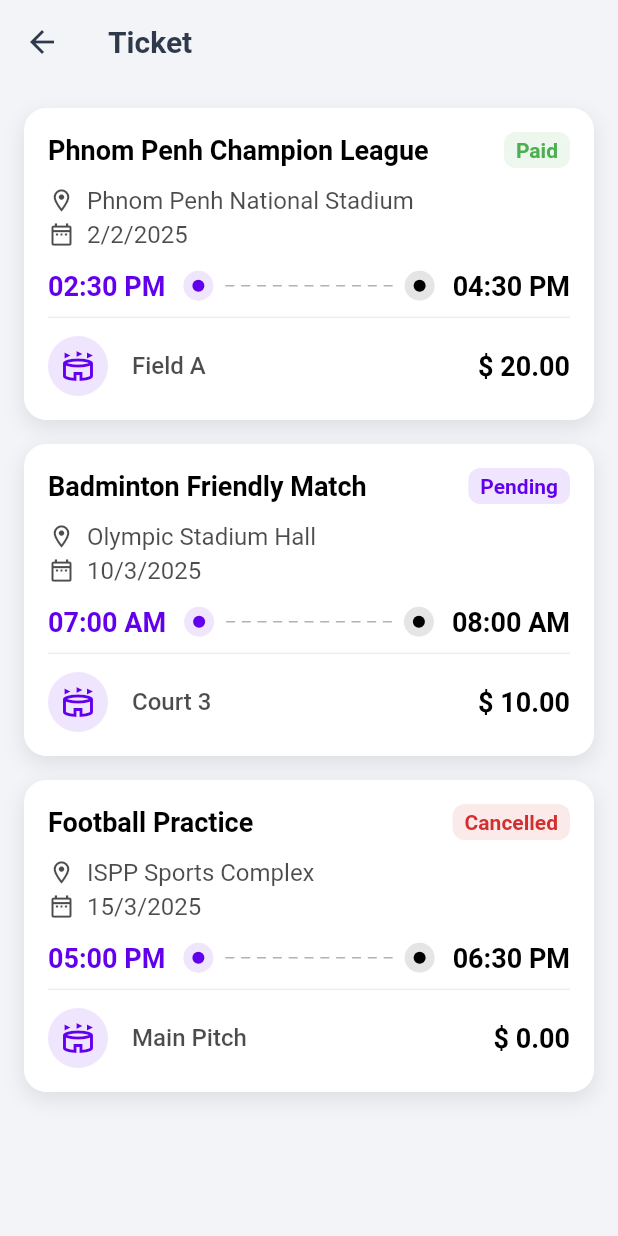
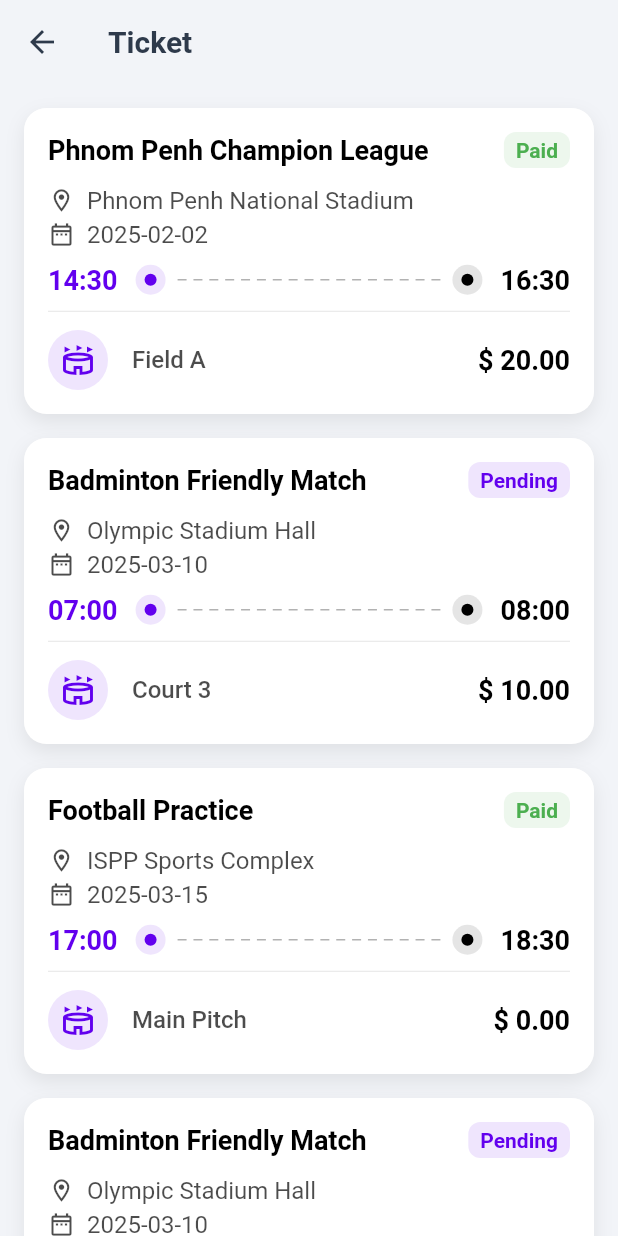
Before and after one commit to NONG-PHLOEUT-GITHUB/sports-venue-booking-app, a Flutter app: the TicketPage screen opened directly, on a phone screen of 412 x 824 dp. Run offline on Flutter 3.47's test engine with Material 3 defaults, Android fonts, the phone set to English and light mode, and no system bars; our stand-ins replace carousel_slider, dio, firebase_auth, firebase_core, get, get_storage and 3 more; missing offline and left inert: flutter_facebook_auth; accounts and stored records are empty; network calls fail.

Commit message:
clean code

```diff
--- a/frontend/lib/controllers/loading_controller.dart
+++ /dev/null
@@ -1,9 +0,0 @@
-import 'package:get/get.dart';
-
-class LoadingController extends GetxController {
-  var isLoading = false.obs;
-
-  void setLoading(bool value) {
-    isLoading.value = value;
-  }
-}
--- /dev/null
+++ b/frontend/lib/controllers/ticket_controller.dart
@@ -0,0 +1,30 @@
+import 'dart:convert';
+import 'package:flutter/services.dart';
+import 'package:get/get.dart';
+import '../models/ticket_model.dart';
+
+class TicketController extends GetxController {
+  var tickets = <TicketData>[].obs;
+  var isLoading = true.obs;
+
+  @override
+  void onInit() {
+    super.onInit();
+    loadTickets();
+  }
+
+  Future<void> loadTickets() async {
+    try {
+      isLoading.value = true;
+      final String response = await rootBundle.loadString('assets/data/ticket.json');
+      final List<dynamic> data = json.decode(response);
+      tickets.value = data.map((item) => TicketData.fromJson(item)).toList();
+    } catch (e) {
+      print("Error loading tickets: $e");
+    } finally {
+      isLoading.value = false;
+    }
+  }
+
+  int get ticketCount => tickets.length;
+}
--- a/frontend/lib/main.dart
+++ b/frontend/lib/main.dart
@@ -18,7 +18,6 @@ import 'package:get_storage/get_storage.dart';
 import 'firebase_options.dart';
 void main() async {
   WidgetsFlutterBinding.ensureInitialized();
-  // await Firebase.initializeApp();
   Get.put(ThemeController());
   Get.put(RegisterController());
   Get.put(LocaleController());
@@ -26,7 +25,7 @@ void main() async {
   Get.lazyPut(() => VenueListController());
   Get.lazyPut(() => ExploreVenueController());
 
-  await GetStorage.init();  // Await initialization here
+  await GetStorage.init();
   await Firebase.initializeApp(
     options: DefaultFirebaseOptions.currentPlatform,
   );
@@ -64,8 +63,6 @@ class _MyAppState extends State<MyApp> {
         home: const SplashScreen(),
       ),
       // home: const OtpVerificationPage(),
-      // home: const MainLayout(),
-      //test change
     );
   }
 }
--- a/frontend/lib/models/ticket_model.dart
+++ b/frontend/lib/models/ticket_model.dart
@@ -1,21 +1,34 @@
-class Ticket {
+class TicketData {
   final String eventName;
+  final String status;
   final String location;
   final String date;
   final String startTime;
   final String endTime;
-  final String status;
-  final String field;
+  final String fieldName;
   final double price;
 
-  Ticket({
+  TicketData({
     required this.eventName,
+    required this.status,
     required this.location,
     required this.date,
     required this.startTime,
     required this.endTime,
-    required this.status,
-    required this.field,
+    required this.fieldName,
     required this.price,
   });
+
+  factory TicketData.fromJson(Map<String, dynamic> json) {
+    return TicketData(
+      eventName: json['eventName'] ?? 'Unknown Event',
+      status: json['status'] ?? 'Pending',
+      location: json['location'] ?? 'N/A',
+      date: json['date'] ?? 'N/A',
+      startTime: json['startTime'] ?? 'N/A',
+      endTime: json['endTime'] ?? 'N/A',
+      fieldName: json['fieldName'] ?? 'N/A',
+      price: (json['price'] as num?)?.toDouble() ?? 0.0,
+    );
+  }
 }
--- a/frontend/lib/screens/ticket_screen.dart
+++ b/frontend/lib/screens/ticket_screen.dart
@@ -1,335 +1,132 @@
 import 'package:flutter/material.dart';
+import 'package:frontend/controllers/ticket_controller.dart';
 import 'package:frontend/l10n/app_localizations.dart';
+import 'package:frontend/models/ticket_model.dart';
 import 'package:get/get.dart';
-
-// Placeholder for your Ticket data model
-class TicketData {
-  final String eventName;
-  final String status;
-  final String location;
-  final String date;
-  final String startTime;
-  final String endTime;
-  final String fieldName;
-  final double price;
-
-  TicketData({
-    required this.eventName,
-    required this.status,
-    required this.location,
-    required this.date,
-    required this.startTime,
-    required this.endTime,
-    required this.fieldName,
-    required this.price,
-  });
-
-  // Example factory constructor for API data (replace with your actual API parsing)
-  factory TicketData.fromJson(Map<String, dynamic> json) {
-    return TicketData(
-      eventName: json['eventName'] ?? 'Unknown Event',
-      status: json['status'] ?? 'Pending',
-      location: json['location'] ?? 'N/A',
-      date: json['date'] ?? 'N/A',
-      startTime: json['startTime'] ?? 'N/A',
-      endTime: json['endTime'] ?? 'N/A',
-      fieldName: json['fieldName'] ?? 'N/A',
-      price: (json['price'] as num?)?.toDouble() ?? 0.0,
-    );
-  }
-}
-
-// Dummy data for demonstration
-final List<TicketData> dummyTickets = [
-  TicketData(
-    eventName: "Phnom Penh Champion League",
-    status: "Paid",
-    location: "Phnom Penh National Stadium",
-    date: "2/2/2025",
-    startTime: "02:30 PM",
-    endTime: "04:30 PM",
-    fieldName: "Field A",
-    price: 20.00,
-  ),
-  TicketData(
-    eventName: "Badminton Friendly Match",
-    status: "Pending",
-    location: "Olympic Stadium Hall",
-    date: "10/3/2025",
-    startTime: "07:00 AM",
-    endTime: "08:00 AM",
-    fieldName: "Court 3",
-    price: 10.00,
-  ),
-  TicketData(
-    eventName: "Football Practice",
-    status: "Cancelled",
-    location: "ISPP Sports Complex",
-    date: "15/3/2025",
-    startTime: "05:00 PM",
-    endTime: "06:30 PM",
-    fieldName: "Main Pitch",
-    price: 0.00, // Example of a free booking or cancelled
-  ),
-];
-
 class TicketPage extends StatelessWidget {
   TicketPage({super.key});
-
-  // This would typically come from an API call
-  final Future<List<TicketData>> _ticketsFuture = Future.value(dummyTickets);
+  final TicketController controller = Get.put(TicketController());
 
   @override
   Widget build(BuildContext context) {
-    return Scaffold(
-      appBar: AppBar(title: Text(AppLocalizations.of(context)!.ticket)),
-      body: FutureBuilder<List<TicketData>>(
-        future: _ticketsFuture, // Your API call future
-        builder: (context, snapshot) {
-          if (snapshot.connectionState == ConnectionState.waiting) {
-            return Center(child: CircularProgressIndicator());
-          } else if (snapshot.hasError) {
-            return Center(child: Text('Error: ${snapshot.error}'));
-          } else if (!snapshot.hasData || snapshot.data!.isEmpty) {
-            return Center(child: Text('No tickets found.'));
-          } else {
-            return ListView.builder(
-              itemCount: snapshot.data!.length,
-              padding: EdgeInsets.symmetric(vertical: 8.0, horizontal: 16.0),
-              itemBuilder: (context, index) {
-                return TicketView(ticket: snapshot.data![index]);
-              },
-            );
-          }
-        },
-      ),
-    );
-  }
-}
+    final theme = Theme.of(context);
+    const double padding = 16.0;
+    const double radius = 15.0;
 
-class TicketView extends StatelessWidget {
-  final TicketData ticket;
-  const TicketView({super.key, required this.ticket});
-
-  Color _getStatusColor(BuildContext context) {
-    final theme = Theme.of(context);
-    switch (ticket.status.toLowerCase()) {
+    Color getStatusColor(String status) {
+      switch (status.toLowerCase()) {
         case 'paid':
           return Colors.green;
         case 'pending':
-        return theme.colorScheme.primary; // Use theme's primary for pending
+          return theme.colorScheme.primary;
         case 'cancelled':
-        return theme.colorScheme.error; // Use theme's error for cancelled
+          return theme.colorScheme.error;
         default:
           return theme.colorScheme.onSurface.withOpacity(0.7);
       }
     }
 
-  @override
-  Widget build(BuildContext context) {
-    final theme = Theme.of(context);
-    final isDarkMode = theme.brightness == Brightness.dark;
+    Widget buildTimeDot(Color color) => Container(
+          padding: const EdgeInsets.all(6),
+          decoration: BoxDecoration(color: color.withOpacity(0.1), borderRadius: BorderRadius.circular(20)),
+          child: SizedBox(
+            height: 8,
+            width: 8,
+            child: DecoratedBox(decoration: BoxDecoration(color: color, borderRadius: BorderRadius.circular(5))),
+          ),
+        );
 
-    Color shadowColor;
-    if (isDarkMode) {
-      shadowColor = Colors.white.withOpacity(0.03); // More subtle in dark mode
-    } else {
-      shadowColor = Colors.black.withOpacity(0.08); // Standard in light mode
+    Widget dashedLine(Color color) {
+      return SizedBox(
+        height: 2,
+        child: LayoutBuilder(builder: (context, constraints) {
+          final dashWidth = 6.0;
+          final dashSpace = 4.0;
+          final dashCount = (constraints.maxWidth / (dashWidth + dashSpace)).floor();
+          return Flex(
+            direction: Axis.horizontal,
+            mainAxisAlignment: MainAxisAlignment.spaceBetween,
+            children: List.generate(dashCount, (_) => SizedBox(width: dashWidth, height: 1, child: DecoratedBox(decoration: BoxDecoration(color: color)))),
+          );
+        }),
+      );
     }
 
+    Widget ticketCard(TicketData ticket) {
+      final isDark = theme.brightness == Brightness.dark;
+      final shadowColor = isDark ? Colors.white.withOpacity(0.03) : Colors.black.withOpacity(0.08);
+
       return Card(
-      elevation: 0, // Control elevation via BoxShadow for more custom control
-      margin: const EdgeInsets.symmetric(vertical: 8.0),
-      shape: RoundedRectangleBorder(borderRadius: BorderRadius.circular(15)),
-      color: theme.colorScheme.surface, // Use theme surface color
+        elevation: 0,
+        margin: const EdgeInsets.symmetric(vertical: 8),
+        shape: RoundedRectangleBorder(borderRadius: BorderRadius.circular(radius)),
         child: Container(
           decoration: BoxDecoration(
             color: theme.colorScheme.surface,
-          borderRadius: BorderRadius.circular(15),
-          boxShadow: [
-            BoxShadow(
-              color: shadowColor,
-              spreadRadius: 1,
-              blurRadius: 10,
-              offset: const Offset(0, 5),
-            ),
-          ],
+            borderRadius: BorderRadius.circular(radius),
+            boxShadow: [BoxShadow(color: shadowColor, blurRadius: 10, offset: const Offset(0, 5))],
           ),
           child: Column(
-          children: <Widget>[
-            // Top Section - Event Name & Status
+            children: [
+              // Event Name & Status
               Padding(
-              padding: const EdgeInsets.fromLTRB(16, 16, 16, 8),
+                padding: const EdgeInsets.fromLTRB(padding, padding, padding, 8),
                 child: Row(
                   mainAxisAlignment: MainAxisAlignment.spaceBetween,
-                children: <Widget>[
+                  children: [
                     Expanded(
-                    child: Text(
-                      ticket.eventName,
-                      style: TextStyle(
-                        fontSize: 18,
-                        color: theme.colorScheme.onSurface,
-                        fontWeight: FontWeight.bold,
+                      child: Text(ticket.eventName, style: TextStyle(fontSize: 18, fontWeight: FontWeight.bold, color: theme.colorScheme.onSurface), maxLines: 2, overflow: TextOverflow.ellipsis),
                     ),
-                      maxLines: 2,
-                      overflow: TextOverflow.ellipsis,
-                    ),
-                  ),
-                  const SizedBox(width: 8),
                     Container(
-                    padding: const EdgeInsets.symmetric(
-                      horizontal: 8,
-                      vertical: 4,
-                    ),
-                    decoration: BoxDecoration(
-                      color: _getStatusColor(context).withOpacity(0.1),
-                      borderRadius: BorderRadius.circular(8),
-                    ),
-                    child: Text(
-                      ticket.status,
-                      style: TextStyle(
-                        fontSize: 14,
-                        color: _getStatusColor(context),
-                        fontWeight: FontWeight.bold,
-                      ),
-                    ),
+                      padding: const EdgeInsets.symmetric(horizontal: 8, vertical: 4),
+                      decoration: BoxDecoration(color: getStatusColor(ticket.status).withOpacity(0.1), borderRadius: BorderRadius.circular(8)),
+                      child: Text(ticket.status, style: TextStyle(fontSize: 14, fontWeight: FontWeight.bold, color: getStatusColor(ticket.status))),
                     ),
                   ],
                 ),
               ),
+              const SizedBox(height: 4),
 
-            // Location & Date Section
+              // Location & Date
               Padding(
-              padding: const EdgeInsets.symmetric(horizontal: 16, vertical: 4),
+                padding: const EdgeInsets.symmetric(horizontal: padding),
                 child: Column(
                   children: [
-                  Row(
-                    children: [
-                      Icon(
-                        Icons.location_on_outlined,
-                        color: theme.colorScheme.onSurface.withOpacity(0.7),
-                        size: 18,
-                      ),
-                      const SizedBox(width: 8),
-                      Expanded(
-                        child: Text(
-                          ticket.location,
-                          style: TextStyle(
-                            fontSize: 16,
-                            color: theme.colorScheme.onSurface.withOpacity(0.7),
-                          ),
-                        ),
-                      ),
-                    ],
-                  ),
+                    Row(children: [Icon(Icons.location_on_outlined, color: theme.colorScheme.onSurface.withOpacity(0.7), size: 18), const SizedBox(width: 8), Expanded(child: Text(ticket.location, style: TextStyle(color: theme.colorScheme.onSurface.withOpacity(0.7), fontSize: 16)))]),
                     const SizedBox(height: 4),
-                  Row(
-                    children: [
-                      Icon(
-                        Icons.date_range_outlined,
-                        color: theme.colorScheme.onSurface.withOpacity(0.7),
-                        size: 18,
-                      ),
-                      const SizedBox(width: 8),
-                      Text(
-                        ticket.date,
-                        style: TextStyle(
-                          fontSize: 16,
-                          color: theme.colorScheme.onSurface.withOpacity(0.7),
-                        ),
-                      ),
-                    ],
-                  ),
+                    Row(children: [Icon(Icons.date_range_outlined, color: theme.colorScheme.onSurface.withOpacity(0.7), size: 18), const SizedBox(width: 8), Text(ticket.date, style: TextStyle(color: theme.colorScheme.onSurface.withOpacity(0.7), fontSize: 16))]),
                   ],
                 ),
               ),
               const SizedBox(height: 10),
 
-            // Time and Dashed Line Separator
+              // Time row
               Padding(
-              padding: const EdgeInsets.symmetric(horizontal: 16),
+                padding: const EdgeInsets.symmetric(horizontal: padding),
                 child: Row(
-                children: <Widget>[
-                  Text(
-                    ticket.startTime,
-                    style: TextStyle(
-                      fontSize: 18,
-                      fontWeight: FontWeight.bold,
-                      color: theme.colorScheme.primary, // Use theme primary
-                    ),
-                  ),
+                  children: [
+                    Text(ticket.startTime, style: TextStyle(fontSize: 18, fontWeight: FontWeight.bold, color: theme.colorScheme.primary)),
                     const SizedBox(width: 12),
-                  _buildTimeDot(theme.colorScheme.primary), // Use theme primary
-                  Expanded(
-                    child: Padding(
-                      padding: const EdgeInsets.symmetric(horizontal: 8.0),
-                      child: DashedLine(
-                        color: theme.colorScheme.onSurface.withOpacity(0.3),
-                      ),
-                    ),
-                  ),
-                  _buildTimeDot(
-                    theme.colorScheme.onSurface,
-                  ), // Use onSurface for end dot
+                    buildTimeDot(theme.colorScheme.primary),
+                    Expanded(child: Padding(padding: const EdgeInsets.symmetric(horizontal: 8), child: dashedLine(theme.colorScheme.onSurface.withOpacity(0.3)))),
+                    buildTimeDot(theme.colorScheme.onSurface),
                     const SizedBox(width: 12),
-                  Text(
-                    ticket.endTime,
-                    style: TextStyle(
-                      fontSize: 18,
-                      fontWeight: FontWeight.bold,
-                      color: theme.colorScheme.onSurface, // Use onSurface
-                    ),
-                  ),
+                    Text(ticket.endTime, style: TextStyle(fontSize: 18, fontWeight: FontWeight.bold, color: theme.colorScheme.onSurface)),
                   ],
                 ),
               ),
               const SizedBox(height: 10),
+              Divider(height: 1, color: theme.colorScheme.onSurface.withOpacity(0.1), indent: padding, endIndent: padding),
 
-            // Dashed Divider Line (middle)
-            Divider(
-              height: 1,
-              color: theme.colorScheme.onSurface.withOpacity(0.1),
-              indent: 16,
-              endIndent: 16,
-            ),
-            // Bottom Section - Field Name & Price
+              // Field & Price
               Padding(
-              padding: const EdgeInsets.fromLTRB(16, 12, 16, 16),
+                padding: const EdgeInsets.fromLTRB(padding, 12, padding, 16),
                 child: Row(
-                children: <Widget>[
-                  Container(
-                    padding: const EdgeInsets.all(8),
-                    decoration: BoxDecoration(
-                      color: theme.colorScheme.primary.withOpacity(
-                        0.1,
-                      ), // Use theme primary
-                      borderRadius: BorderRadius.circular(20),
-                    ),
-                    child: Icon(
-                      Icons.stadium_outlined,
-                      color: theme.colorScheme.primary, // Use theme primary
-                    ),
-                  ),
+                  children: [
+                    Container(padding: const EdgeInsets.all(8), decoration: BoxDecoration(color: theme.colorScheme.primary.withOpacity(0.1), borderRadius: BorderRadius.circular(20)), child: Icon(Icons.stadium_outlined, color: theme.colorScheme.primary)),
                     const SizedBox(width: 16),
-                  Text(
-                    ticket.fieldName,
-                    style: TextStyle(
-                      fontSize: 16,
-                      fontWeight: FontWeight.w500,
-                      color: theme.colorScheme.onSurface.withOpacity(0.7),
-                    ),
-                  ),
-                  Expanded(
-                    child: Text(
-                      "\$ ${ticket.price.toStringAsFixed(2)}", // Display price
-                      textAlign: TextAlign.end,
-                      style: TextStyle(
-                        fontSize: 18,
-                        fontWeight: FontWeight.bold,
-                        color: theme.colorScheme.onSurface,
-                      ),
-                    ),
-                  ),
+                    Text(ticket.fieldName, style: TextStyle(fontSize: 16, fontWeight: FontWeight.w500, color: theme.colorScheme.onSurface.withOpacity(0.7))),
+                    Expanded(child: Text("\$ ${ticket.price.toStringAsFixed(2)}", textAlign: TextAlign.end, style: TextStyle(fontSize: 18, fontWeight: FontWeight.bold, color: theme.colorScheme.onSurface))),
                   ],
                 ),
               ),
@@ -339,54 +136,17 @@ class TicketView extends StatelessWidget {
       );
     }
 
-  Widget _buildTimeDot(Color color) {
-    return Container(
-      padding: EdgeInsets.all(6),
-      decoration: BoxDecoration(
-        color: color.withOpacity(0.1),
-        borderRadius: BorderRadius.circular(20),
-      ),
-      child: SizedBox(
-        height: 8,
-        width: 8,
-        child: DecoratedBox(
-          decoration: BoxDecoration(
-            color: color,
-            borderRadius: BorderRadius.circular(5),
-          ),
-        ),
-      ),
+    return Scaffold(
+      appBar: AppBar(title: Text(AppLocalizations.of(context)!.ticket)),
+      body: Obx(() {
+        if (controller.isLoading.value) return const Center(child: CircularProgressIndicator());
+        if (controller.tickets.isEmpty) return const Center(child: Text('No tickets found.'));
+        return ListView.builder(
+          padding: const EdgeInsets.symmetric(vertical: 8.0, horizontal: 16.0),
+          itemCount: controller.tickets.length,
+          itemBuilder: (_, index) => ticketCard(controller.tickets[index]),
+        );
+      }),
     );
   }
 }
-
-class DashedLine extends StatelessWidget {
-  final Color color;
-  const DashedLine({super.key, required this.color});
-
-  @override
-  Widget build(BuildContext context) {
-    return SizedBox(
-      height: 2, // Height of the dashed line
-      child: LayoutBuilder(
-        builder: (BuildContext context, BoxConstraints constraints) {
-          final boxWidth = constraints.constrainWidth();
-          const dashWidth = 6.0;
-          const dashSpace = 4.0;
-          final dashCount = (boxWidth / (dashWidth + dashSpace)).floor();
-          return Flex(
-            mainAxisAlignment: MainAxisAlignment.spaceBetween,
-            direction: Axis.horizontal,
-            children: List.generate(dashCount, (_) {
-              return SizedBox(
-                width: dashWidth,
-                height: 1,
-                child: DecoratedBox(decoration: BoxDecoration(color: color)),
-              );
-            }),
-          );
-        },
-      ),
-    );
-  }
-}
--- a/frontend/lib/widgets/loading.dart
+++ /dev/null
@@ -1,37 +0,0 @@
-import 'package:flutter/material.dart';
-
-/// Flutter code sample for [CircularProgressIndicator].
-class ProgressIndicatorApp extends StatelessWidget {
-  const ProgressIndicatorApp({super.key});
-
-  @override
-  Widget build(BuildContext context) {
-    return const MaterialApp(
-      home: ProgressIndicator(),
-    );
-  }
-}
-
-class ProgressIndicator extends StatelessWidget {
-  const ProgressIndicator({super.key});
-
-  @override
-  Widget build(BuildContext context) {
-    return Scaffold(
-      body: Center(
-        child: Padding(
-          padding: const EdgeInsets.all(20.0),
-          child: Column(
-            mainAxisAlignment: MainAxisAlignment.center,
-            children: <Widget>[
-              const SizedBox(height: 20),
-              const CircularProgressIndicator(
-                semanticsLabel: 'Circular progress indicator',
-              ),
-            ],
-          ),
-        ),
-      ),
-    );
-  }
-}
```
Also changed, not shown: frontend/assets/data/ticket.json (added, +52 -0 lines), frontend/lib/controllers/venue_controller.dart (+0 -32 lines). Lines whose indentation alone changed are shown as unchanged.
